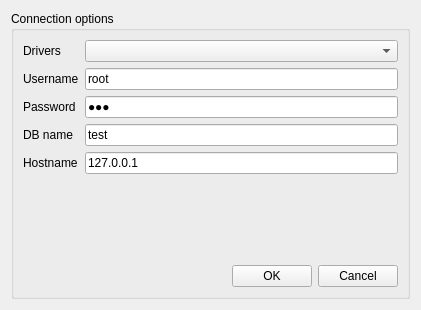
Old version of the form connectionwindow.ui in the repository idmit/solver.
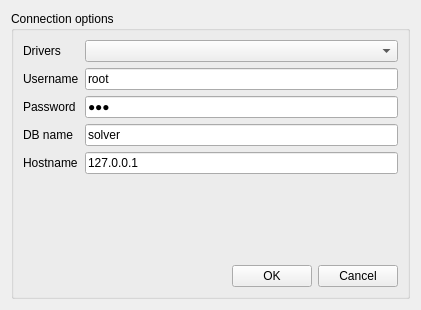
New version of the form.

Commit message: changed default db name

Patch:
```diff
--- a/connectionwindow.ui
+++ b/connectionwindow.ui
@@ -111,7 +111,7 @@
         <item row="3" column="2">
          <widget class="QLineEdit" name="dbnameLine">
           <property name="text">
-           <string>test</string>
+           <string>solver</string>
           </property>
          </widget>
         </item>
```
